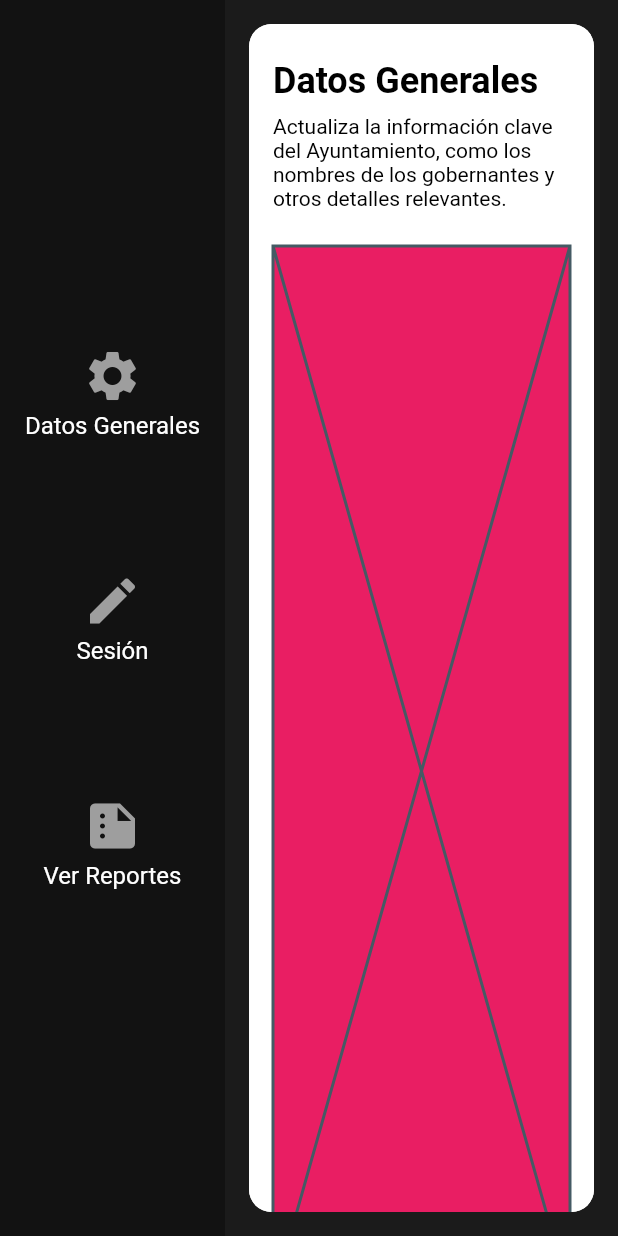
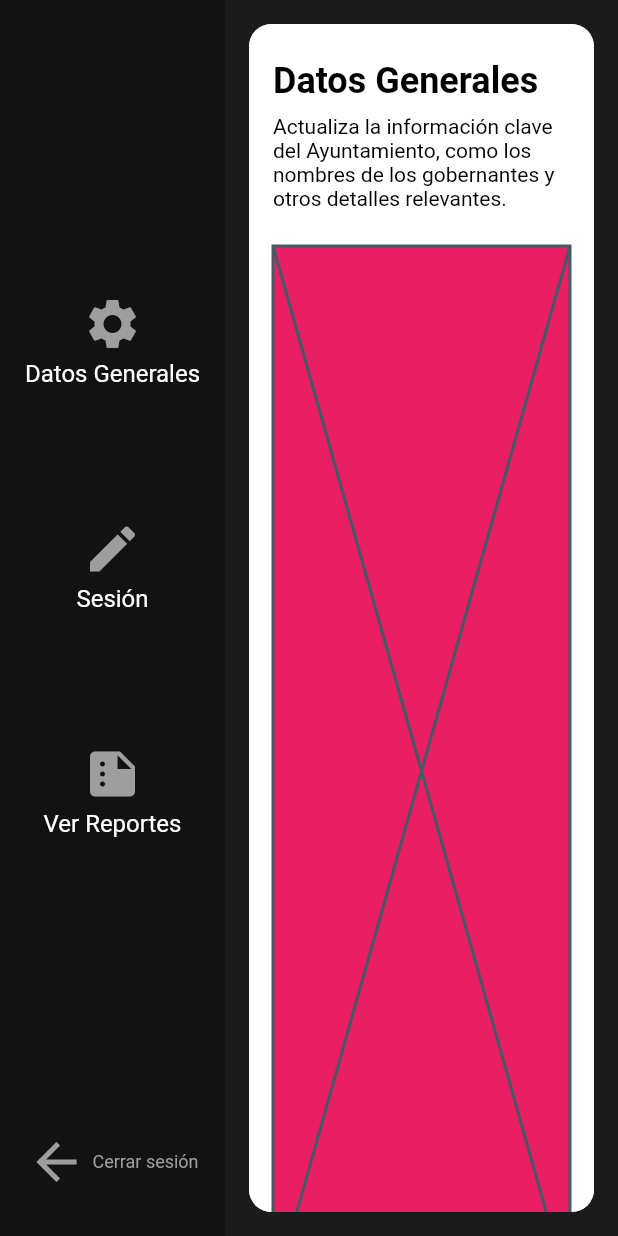
Before and after one commit to Alexlink2004/cb_project, a Flutter app: the screen it shows after launch, after a tap on "Admin", on a phone screen of 412 x 824 dp. Run offline on Flutter 3.47's test engine with Material 2 defaults, Android fonts, the phone set to English and light mode, and no system bars.

Commit message:
added voting system views

```diff
--- a/lib/debug/debug_panel.dart
+++ b/lib/debug/debug_panel.dart
@@ -1,4 +1,7 @@
 import 'package:cb_project/src/auth/admin/views/admin_view.dart';
+import 'package:cb_project/src/auth/voting%20users/alderman/views/alderman_view.dart';
+import 'package:cb_project/src/auth/voting%20users/president/views/president_view.dart';
+import 'package:cb_project/src/auth/voting%20users/secretary/views/secretary_view.dart';
 import 'package:flutter/material.dart';
 
 class DebugPanel extends StatelessWidget {
@@ -36,7 +39,7 @@ class DebugPanel extends StatelessWidget {
               _buildButton(
                 context,
                 'Presidente',
-                routeName: '/presidente',
+                routeName: PresidentView.id,
                 color: Colors.grey.withOpacity(0.3),
               ),
             ],
@@ -47,13 +50,13 @@ class DebugPanel extends StatelessWidget {
               _buildButton(
                 context,
                 'Secretario',
-                routeName: '/secretario',
+                routeName: SecretaryView.id,
                 color: Colors.grey.withOpacity(0.5),
               ),
               _buildButton(
                 context,
                 'Regidor',
-                routeName: '/regidor',
+                routeName: AldermanView.id,
                 color: Colors.grey.withOpacity(0.7),
               ),
             ],
--- a/lib/main.dart
+++ b/lib/main.dart
@@ -1,6 +1,9 @@
 import 'package:cb_project/src/auth/admin/controllers/page_controller.dart';
 import 'package:cb_project/src/auth/admin/views/admin_view.dart';
 import 'package:cb_project/src/auth/login_screen.dart';
+import 'package:cb_project/src/auth/voting%20users/alderman/views/alderman_view.dart';
+import 'package:cb_project/src/auth/voting%20users/president/views/president_view.dart';
+import 'package:cb_project/src/auth/voting%20users/secretary/views/secretary_view.dart';
 import 'package:flutter/material.dart';
 import 'package:provider/provider.dart';
 
@@ -33,6 +36,9 @@ class VotingSystemApp extends StatelessWidget {
         routes: {
           LoginScreen.id: (_) => const LoginScreen(),
           AdminView.id: (_) => const AdminView(),
+          SecretaryView.id: (_) => const SecretaryView(),
+          AldermanView.id: (_) => const AldermanView(),
+          PresidentView.id: (_) => const PresidentView(),
         },
       ),
     );
--- a/lib/src/auth/admin/views/admin_view.dart
+++ b/lib/src/auth/admin/views/admin_view.dart
@@ -1,3 +1,4 @@
+import 'package:cb_project/src/auth/admin/views/components/back_button.dart';
 import 'package:cb_project/src/auth/admin/views/pages/general_data_view.dart';
 import 'package:cb_project/src/auth/admin/views/pages/reports_view.dart';
 import 'package:cb_project/src/auth/admin/views/pages/session_view.dart';
@@ -5,7 +6,7 @@ import 'package:flutter/material.dart';
 import 'package:provider/provider.dart';
 
 import '../controllers/page_controller.dart';
-import 'components/vertical_menu.dart';
+import 'components/vertical_menu_item.dart';
 
 class AdminView extends StatelessWidget {
   static const id = '/adminDashboard';
@@ -29,7 +30,42 @@ class AdminView extends StatelessWidget {
               decoration: const BoxDecoration(
                 color: Color(0xFF121212),
               ),
-              child: const Column(
+              child: Column(
+                crossAxisAlignment: CrossAxisAlignment.center,
+                mainAxisAlignment: MainAxisAlignment.center,
+                children: [
+                  const SizedBox(
+                    height: 30,
+                  ),
+                  // Expanded(
+                  //   flex: 2,
+                  //   child: Column(
+                  //     children: [
+                  //       Container(
+                  //         width: 50,
+                  //         height: 50,
+                  //         decoration: BoxDecoration(
+                  //           color: Colors.black54,
+                  //           borderRadius: BorderRadius.circular(100),
+                  //         ),
+                  //         child: const Icon(
+                  //           Icons.person,
+                  //           size: 40,
+                  //           color: Colors.white,
+                  //         ),
+                  //       ),
+                  //       const Text(
+                  //         "Admin",
+                  //         style: TextStyle(
+                  //           color: Colors.white,
+                  //         ),
+                  //       )
+                  //     ],
+                  //   ),
+                  // ),
+                  const Expanded(
+                    flex: 7,
+                    child: Column(
                       crossAxisAlignment: CrossAxisAlignment.center,
                       mainAxisAlignment: MainAxisAlignment.center,
                       children: [
@@ -47,6 +83,13 @@ class AdminView extends StatelessWidget {
                           icon: Icons.summarize,
                           title: 'Ver Reportes',
                           buttonIndex: 2,
+                        ),
+                      ],
+                    ),
+                  ),
+                  Expanded(
+                    flex: 1,
+                    child: LogOutButton(),
                   ),
                 ],
               ),
--- /dev/null
+++ b/lib/src/auth/admin/views/components/back_button.dart
@@ -0,0 +1,81 @@
+import 'package:flutter/material.dart';
+
+class LogOutButton extends StatefulWidget {
+  @override
+  _LogOutButtonState createState() => _LogOutButtonState();
+}
+
+class _LogOutButtonState extends State<LogOutButton> {
+  bool _isHovered = false;
+
+  @override
+  Widget build(BuildContext context) {
+    return GestureDetector(
+      onTap: () {
+        showDialog(
+          context: context,
+          builder: (BuildContext context) {
+            return AlertDialog(
+              shape: RoundedRectangleBorder(
+                borderRadius: BorderRadius.circular(10.0),
+              ),
+              title: const Text("¿Estás seguro de cerrar sesión?"),
+              content: Row(
+                mainAxisAlignment: MainAxisAlignment.center,
+                children: [
+                  ElevatedButton(
+                    onPressed: () {
+                      // Acciones para cerrar sesión y cerrar pestañas
+                      Navigator.of(context).pop();
+                      Navigator.of(context).pop();
+                    },
+                    child: const Text("Sí"),
+                  ),
+                  const SizedBox(width: 10),
+                  ElevatedButton(
+                    onPressed: () {
+                      // Acciones para cerrar solo la ventana emergente
+                      Navigator.of(context).pop();
+                    },
+                    child: const Text("No"),
+                  ),
+                ],
+              ),
+            );
+          },
+        );
+      },
+      child: MouseRegion(
+        onEnter: (_) => setState(() => _isHovered = true),
+        onExit: (_) => setState(() => _isHovered = false),
+        child: Container(
+          padding: const EdgeInsets.all(8.0),
+          decoration: BoxDecoration(
+            color:
+                _isHovered ? Colors.grey.withOpacity(0.25) : Colors.transparent,
+            borderRadius: BorderRadius.circular(15),
+          ),
+          child: Row(
+            mainAxisAlignment: MainAxisAlignment.center,
+            children: [
+              Icon(
+                Icons.arrow_back,
+                size: 40,
+                color: _isHovered ? Colors.white : Colors.grey,
+              ),
+              const SizedBox(width: 4),
+              Text(
+                "Cerrar sesión",
+                textAlign: TextAlign.center,
+                style: TextStyle(
+                  fontSize: 12,
+                  color: _isHovered ? Colors.white : Colors.grey,
+                ),
+              ),
+            ],
+          ),
+        ),
+      ),
+    );
+  }
+}
--- a/lib/src/auth/admin/views/components/vertical_menu.dart
+++ b/lib/src/auth/admin/views/components/vertical_menu_item.dart
@@ -37,7 +37,10 @@ class _VerticalMenuItemState extends State<VerticalMenuItem> {
           onEnter: (_) => setState(() => _isHovered = true),
           onExit: (_) => setState(() => _isHovered = false),
           child: Padding(
-            padding: const EdgeInsets.all(8.0),
+            padding: const EdgeInsets.symmetric(
+              horizontal: 8.0,
+              vertical: 3,
+            ),
             child: AnimatedContainer(
               duration: const Duration(milliseconds: 200),
               decoration: BoxDecoration(
@@ -55,7 +58,10 @@ class _VerticalMenuItemState extends State<VerticalMenuItem> {
                 ],
               ),
               child: Padding(
-                padding: const EdgeInsets.all(8.0),
+                padding: const EdgeInsets.symmetric(
+                  horizontal: 8.0,
+                  vertical: 3,
+                ),
                 child: Column(
                   mainAxisAlignment: MainAxisAlignment.center,
                   children: [
```
Also changed, not shown: lib/src/auth/voting users/alderman/views/alderman_view.dart (added, +15 -0 lines), lib/src/auth/voting users/components/voting_system_template.dart (added, +135 -0 lines), lib/src/auth/voting users/president/views/president_view.dart (added, +15 -0 lines), lib/src/auth/voting users/secretary/views/secretary_view.dart (added, +15 -0 lines), assets/logos/Logo-Mxli-Color.png (added), lib/src/auth/tv_summary/views/tv_summary_view.dart (added). Lines whose indentation alone changed are shown as unchanged.
